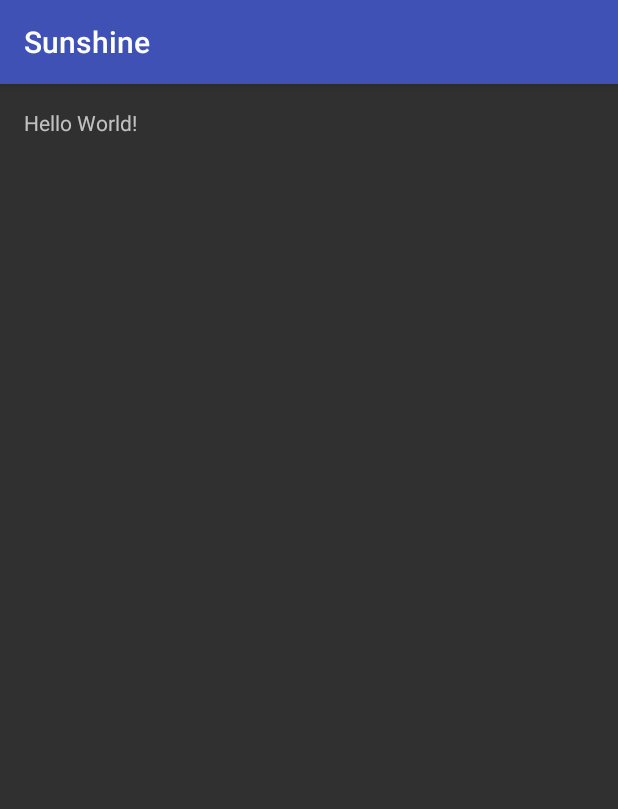
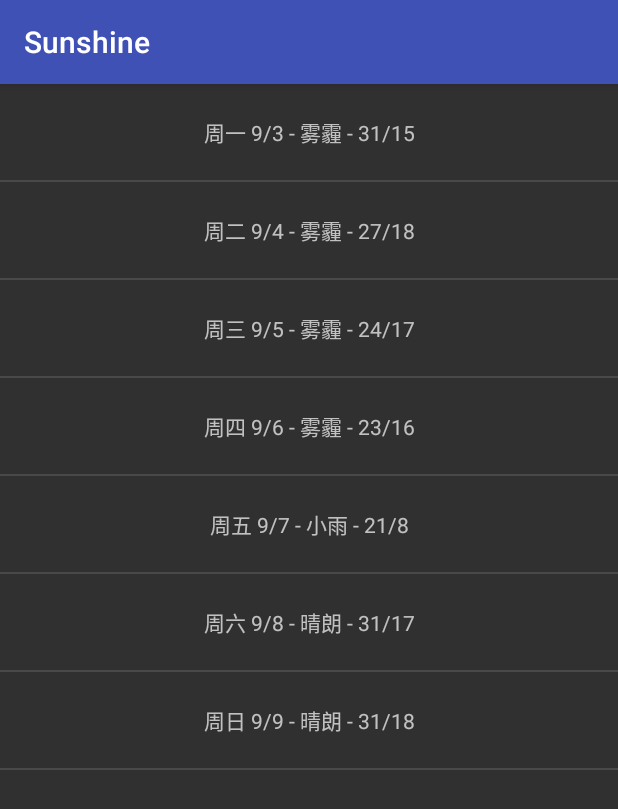
Before and after one commit to shinelikeamillion/Sunshine, an Android app: the screen it shows after launch (MainActivity), on a phone screen of 412 x 824 dp. Shown: the top 809 px of the screen. Run offline under Robolectric (Android 15) with nearby library versions, the phone set to English and light mode, and no system bars.

```diff
--- a/app/build.gradle
+++ b/app/build.gradle
@@ -25,5 +25,6 @@ dependencies {
         exclude group: 'com.android.support', module: 'support-annotations'
     })
     compile 'com.android.support:appcompat-v7:23.4.0'
+    compile 'com.android.support:support-v4:23.4.0'
     testCompile 'junit:junit:4.12'
 }
--- a/app/src/main/java/com/udacity/sunshine/MainActivity.java
+++ b/app/src/main/java/com/udacity/sunshine/MainActivity.java
@@ -9,5 +9,11 @@ public class MainActivity extends AppCompatActivity {
     protected void onCreate(Bundle savedInstanceState) {
         super.onCreate(savedInstanceState);
         setContentView(R.layout.activity_main);
+
+        if (savedInstanceState == null) {
+            getSupportFragmentManager().beginTransaction()
+                    .add(R.id.container, new PlaceholderFragment())
+                    .commit();
+        }
     }
 }
--- /dev/null
+++ b/app/src/main/java/com/udacity/sunshine/PlaceholderFragment.java
@@ -0,0 +1,52 @@
+package com.udacity.sunshine;
+
+import android.os.Bundle;
+import android.support.v4.app.Fragment;
+import android.view.LayoutInflater;
+import android.view.View;
+import android.view.ViewGroup;
+import android.widget.ArrayAdapter;
+import android.widget.ListView;
+
+import java.util.ArrayList;
+import java.util.Arrays;
+import java.util.List;
+
+
+public class PlaceholderFragment extends Fragment {
+
+    ArrayAdapter<String> mForecastAdapter;
+
+    @Override
+    public View onCreateView(LayoutInflater inflater, ViewGroup container,
+                             Bundle savedInstanceState) {
+
+        // 为istView创建一些虚假的数据
+        String[] date = {
+                "周一 9/3 - 雾霾 - 31/15",
+                "周二 9/4 - 雾霾 - 27/18",
+                "周三 9/5 - 雾霾 - 24/17",
+                "周四 9/6 - 雾霾 - 23/16",
+                "周五 9/7 - 小雨 - 21/8",
+                "周六 9/8 - 晴朗 - 31/17",
+                "周日 9/9 - 晴朗 - 31/18"
+        };
+
+        List<String> weekForecast = new ArrayList<>(Arrays.asList(date));
+
+        mForecastAdapter = new ArrayAdapter<>(
+                getActivity(),
+                R.layout.list_item_forecast,
+                R.id.list_item_forecase_textview,
+                weekForecast
+        );
+
+        View rootView = inflater.inflate(R.layout.fragment_placeholder, container, false);
+
+        ListView listView= (ListView) rootView.findViewById(R.id.listview_forecast);
+
+        listView.setAdapter(mForecastAdapter);
+
+        return rootView;
+    }
+}
--- a/app/src/main/res/layout/activity_main.xml
+++ b/app/src/main/res/layout/activity_main.xml
@@ -1,17 +1,9 @@
 <?xml version="1.0" encoding="utf-8"?>
 <RelativeLayout xmlns:android="http://schemas.android.com/apk/res/android"
     xmlns:tools="http://schemas.android.com/tools"
-    android:id="@+id/activity_main"
+    android:id="@+id/container"
     android:layout_width="match_parent"
     android:layout_height="match_parent"
-    android:paddingBottom="@dimen/activity_vertical_margin"
-    android:paddingLeft="@dimen/activity_horizontal_margin"
-    android:paddingRight="@dimen/activity_horizontal_margin"
-    android:paddingTop="@dimen/activity_vertical_margin"
-    tools:context="com.udacity.sunshine.MainActivity">
-
-    <TextView
-        android:layout_width="wrap_content"
-        android:layout_height="wrap_content"
-        android:text="Hello World!" />
+    tools:context="com.udacity.sunshine.MainActivity"
+    tools:ignore="MergeRootFrame">
 </RelativeLayout>
--- /dev/null
+++ b/app/src/main/res/layout/fragment_placeholder.xml
@@ -0,0 +1,12 @@
+<FrameLayout xmlns:android="http://schemas.android.com/apk/res/android"
+    xmlns:tools="http://schemas.android.com/tools"
+    android:layout_width="match_parent"
+    android:layout_height="match_parent"
+    tools:context="com.udacity.sunshine.PlaceholderFragment">
+
+    <ListView
+        android:id="@+id/listview_forecast"
+        android:layout_width="match_parent"
+        android:layout_height="match_parent"/>
+
+</FrameLayout>
--- /dev/null
+++ b/app/src/main/res/layout/list_item_forecast.xml
@@ -0,0 +1,10 @@
+<?xml version="1.0" encoding="utf-8"?>
+
+<TextView
+    xmlns:android="http://schemas.android.com/apk/res/android"
+    android:id="@+id/list_item_forecase_textview"
+    android:text="TextView"
+    android:layout_width="match_parent"
+    android:layout_height="wrap_content"
+    android:gravity="center"
+    android:minHeight="?android:attr/listPreferredItemHeight" />
```
